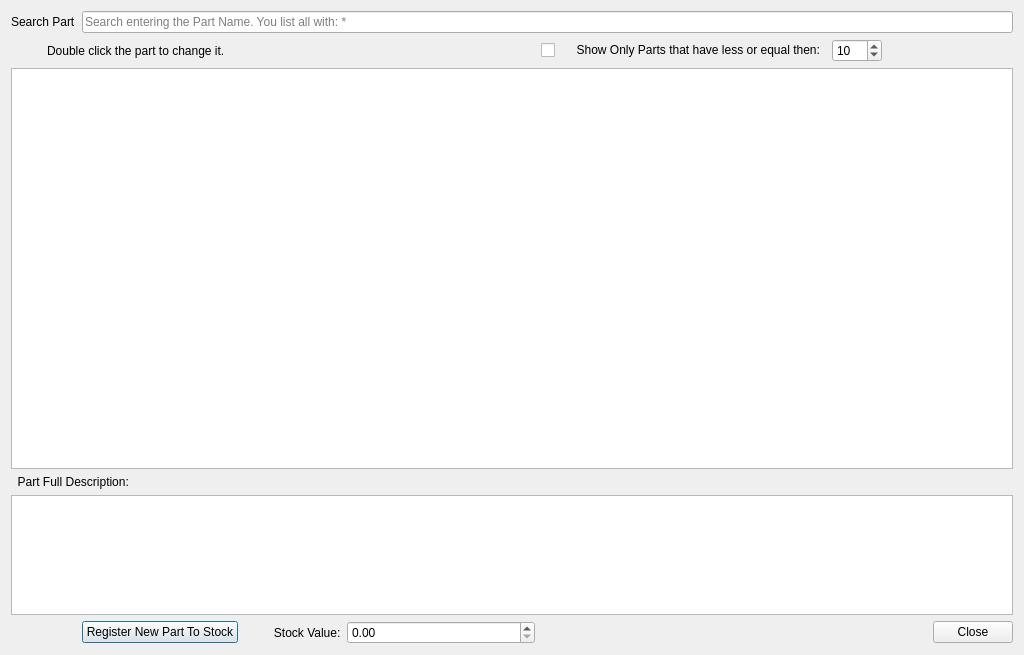
The window that Stock_Control.ui (bedi1982/Oficina) describes before a commit, drawn with Qt 5.
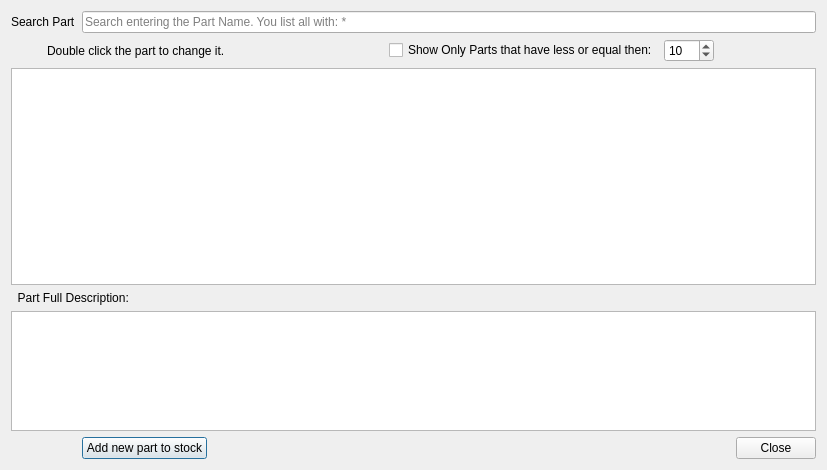
The same window after the commit. Icons and pictures are not drawn.

Diff of the .ui file:
```diff
--- a/Stock_Control.ui
+++ b/Stock_Control.ui
@@ -6,15 +6,15 @@
    <rect>
     <x>0</x>
     <y>0</y>
-    <width>1024</width>
-    <height>655</height>
+    <width>827</width>
+    <height>470</height>
    </rect>
   </property>
-  <property name="minimumSize">
-   <size>
-    <width>1024</width>
-    <height>0</height>
-   </size>
+  <property name="sizePolicy">
+   <sizepolicy hsizetype="Ignored" vsizetype="Ignored">
+    <horstretch>0</horstretch>
+    <verstretch>0</verstretch>
+   </sizepolicy>
   </property>
   <property name="windowTitle">
    <string>Stock Control</string>
@@ -24,7 +24,7 @@
     <normaloff>:/emoticons/service.png</normaloff>:/emoticons/service.png</iconset>
   </property>
   <layout class="QGridLayout" name="gridLayout">
-   <item row="1" column="8">
+   <item row="1" column="6">
     <widget class="QSpinBox" name="spinBox_Quantity_to_Show">
      <property name="maximumSize">
       <size>
@@ -46,7 +46,7 @@
      </property>
     </widget>
    </item>
-   <item row="1" column="6">
+   <item row="1" column="4">
     <spacer name="horizontalSpacer">
      <property name="orientation">
       <enum>Qt::Horizontal</enum>
@@ -59,7 +59,7 @@
      </property>
     </spacer>
    </item>
-   <item row="3" column="0" colspan="6">
+   <item row="3" column="0" colspan="4">
     <widget class="QLabel" name="lbl_Full_Part_Description">
      <property name="text">
       <string>  Part Full Description:</string>
@@ -73,10 +73,23 @@
      </property>
     </widget>
    </item>
+   <item row="0" column="2" colspan="5">
+    <widget class="QLineEdit" name="line_Part_Name">
+     <property name="text">
+      <string/>
+     </property>
+     <property name="maxLength">
+      <number>30</number>
+     </property>
+     <property name="placeholderText">
+      <string>Search entering the Part Name. You list all with: *</string>
+     </property>
+    </widget>
+   </item>
    <item row="5" column="2">
     <widget class="QPushButton" name="pushButton">
      <property name="text">
-      <string>Register New Part To Stock</string>
+      <string>Add new part to stock</string>
      </property>
      <property name="icon">
       <iconset resource="images/images.qrc">
@@ -84,20 +97,7 @@
      </property>
     </widget>
    </item>
-   <item row="0" column="2" colspan="7">
-    <widget class="QLineEdit" name="line_Part_Name">
-     <property name="text">
-      <string/>
-     </property>
-     <property name="maxLength">
-      <number>30</number>
-     </property>
-     <property name="placeholderText">
-      <string>Search entering the Part Name. You list all with: *</string>
-     </property>
-    </widget>
-   </item>
-   <item row="4" column="0" colspan="9">
+   <item row="4" column="0" colspan="7">
     <widget class="QTextEdit" name="txt_Part_Description">
      <property name="enabled">
       <bool>true</bool>
@@ -135,14 +135,7 @@
      </property>
     </widget>
    </item>
-   <item row="5" column="3">
-    <widget class="QLabel" name="label">
-     <property name="text">
-      <string>         Stock Value:</string>
-     </property>
-    </widget>
-   </item>
-   <item row="2" column="0" colspan="9">
+   <item row="2" column="0" colspan="7">
     <widget class="QTableView" name="tbl_Parts">
      <property name="focusPolicy">
       <enum>Qt::StrongFocus</enum>
@@ -180,30 +173,27 @@
      </property>
     </widget>
    </item>
-   <item row="1" column="1" colspan="5">
+   <item row="1" column="1" colspan="3">
     <widget class="QLabel" name="llb_Double_Click_Part">
      <property name="text">
       <string>Double click the part to change it.</string>
      </property>
     </widget>
    </item>
-   <item row="5" column="8">
+   <item row="5" column="6">
     <widget class="QDialogButtonBox" name="buttonBox">
      <property name="standardButtons">
       <set>QDialogButtonBox::Close</set>
      </property>
     </widget>
    </item>
-   <item row="1" column="7">
+   <item row="1" column="5">
     <widget class="QCheckBox" name="checkBox_Set_Quantity">
      <property name="text">
-      <string>     Show Only Parts that have less or equal then:</string>
+      <string>Show Only Parts that have less or equal then:</string>
      </property>
     </widget>
    </item>
-   <item row="5" column="4" colspan="3">
-    <widget class="QDoubleSpinBox" name="doubleSpinBox"/>
-   </item>
   </layout>
  </widget>
  <tabstops>
```
Left out of the diff: 5 changed lines with no effect on the pictures.
